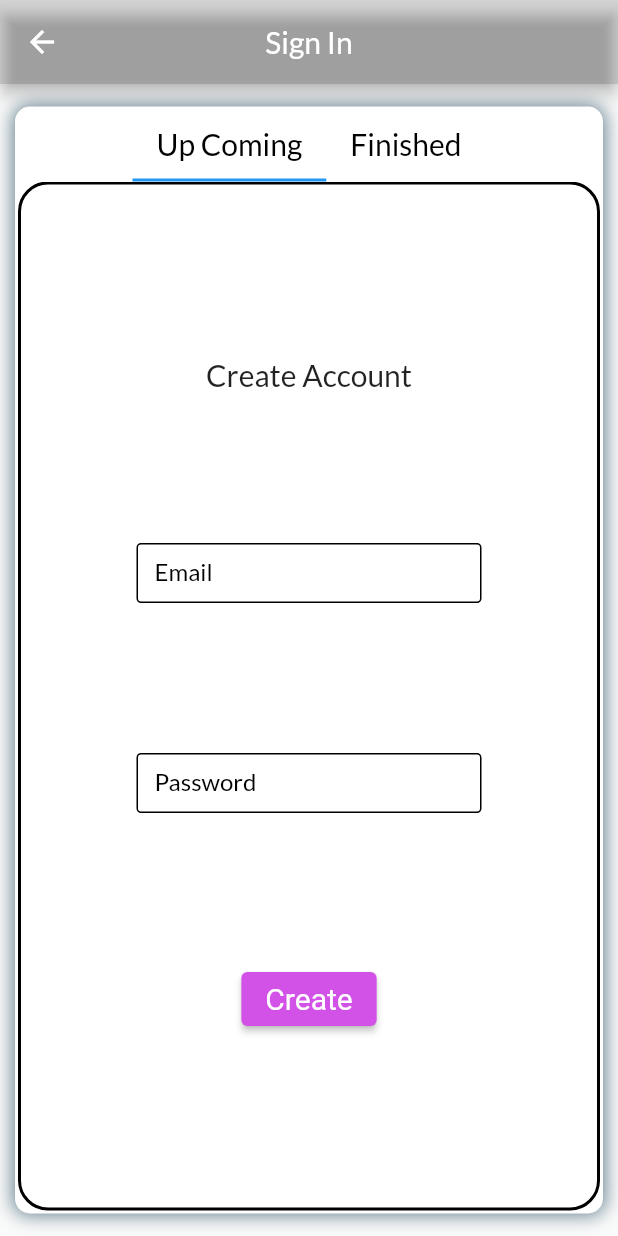
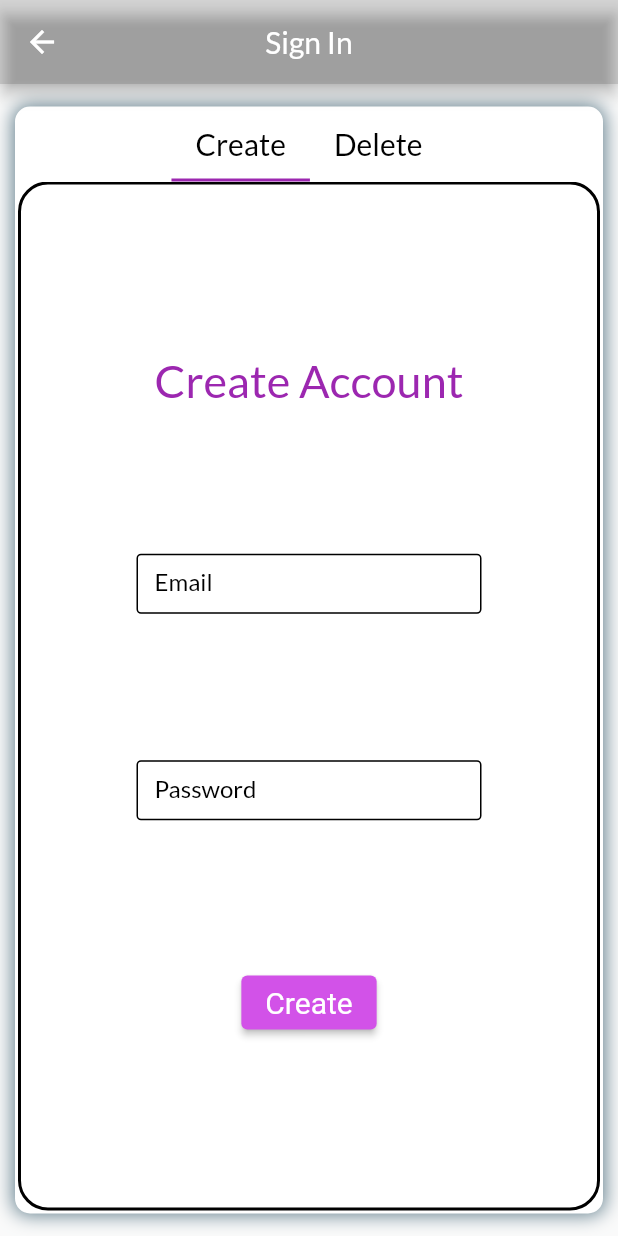
Before and after one commit to cruzmac/studentapp, a Flutter app: the SignUp screen opened by its route, on a phone screen of 412 x 824 dp. Run offline on Flutter 3.47's test engine with Material 2 defaults, Android fonts, the phone set to English and light mode, and no system bars; our stand-ins replace firebase_auth, firebase_core, google_fonts; accounts and stored records are empty; network calls fail.

Commit message:
fifth commit
5 09 11 57

```diff
--- a/aug_prj/lib/main.dart
+++ b/aug_prj/lib/main.dart
@@ -1,5 +1,6 @@
 import 'package:aug_prj/screens/events.dart';
 import 'package:aug_prj/screens/home_page.dart';
+import 'package:aug_prj/screens/list.dart';
 import 'package:aug_prj/screens/login_page.dart';
 import 'package:aug_prj/screens/signup.dart';
 import 'package:aug_prj/screens/student.dart';
@@ -27,7 +28,7 @@ class MyApp extends StatelessWidget {
       theme: ThemeData(
         // textTheme: GoogleFonts.lobsterTextTheme(Theme.of(context).textTheme),
         fontFamily: GoogleFonts.lato().fontFamily,
-        appBarTheme:const  AppBarTheme(backgroundColor:Colors.black12),
+        appBarTheme: const AppBarTheme(backgroundColor: Colors.black12),
       ),
       initialRoute: '/',
       onGenerateRoute: pageroutes,
@@ -63,6 +64,10 @@ Route<dynamic>? pageroutes(RouteSettings settings) {
       return (MaterialPageRoute(
           settings: settings,
           builder: (BuildContext context) => const Events()));
+    case '/acctlist':
+      return (MaterialPageRoute(
+          settings: settings,
+          builder: (BuildContext context) => const AcctList()));
     default:
   }
   return null;
--- /dev/null
+++ b/aug_prj/lib/repository/login_repository.dart
@@ -0,0 +1,3 @@
+class LoginRepository{
+   static final  baseurl ='https://jsonplaceholder.typicode.com';
+}
--- a/aug_prj/lib/screens/events.dart
+++ b/aug_prj/lib/screens/events.dart
@@ -62,7 +62,7 @@ class _EventsState extends State<Events> with SingleTickerProviderStateMixin {
                 ],
               ),
               Expanded(
-                child: TabBarView(controller: tabcontroller, children:[
+                child: TabBarView(controller: tabcontroller, children: [
                   Container(
                     child: ListView.separated(
                       separatorBuilder: (context, index) => const SizedBox(
--- a/aug_prj/lib/screens/signup.dart
+++ b/aug_prj/lib/screens/signup.dart
@@ -19,14 +19,12 @@ class _SignUpState extends State<SignUp> with SingleTickerProviderStateMixin {
     tabcontroller = TabController(length: 2, vsync: this);
     super.initState();
   }
-
   @override
   void dispose() {
     _emailcontroller.dispose();
     _passwordcontroller.dispose();
     super.dispose();
   }
-
   Future signIn() async {
     try {
       final userCredential =
@@ -45,7 +43,6 @@ class _SignUpState extends State<SignUp> with SingleTickerProviderStateMixin {
       Utils.cupertinoBox(context, e.toString());
     }
   }
-
   @override
   Widget build(BuildContext context) {
     return Scaffold(
@@ -75,18 +72,19 @@ class _SignUpState extends State<SignUp> with SingleTickerProviderStateMixin {
           child: Column(
             children: [
               TabBar(
+                indicatorColor: Colors.purple,
                 isScrollable: true,
                 controller: tabcontroller,
                 tabs: const [
                   Tab(
                     child: Text(
-                      'Up Coming',
+                      'Create',
                       style: TextStyle(color: Colors.black, fontSize: 20),
                     ),
                   ),
                   Tab(
                     child: Text(
-                      'Finished',
+                      'Delete',
                       style: TextStyle(color: Colors.black, fontSize: 20),
                     ),
                   ),
@@ -115,7 +113,7 @@ class _SignUpState extends State<SignUp> with SingleTickerProviderStateMixin {
             Column(mainAxisAlignment: MainAxisAlignment.spaceEvenly, children: [
            Text(
             '$str Account',
-            style: TextStyle(fontSize: 20),
+            style:const TextStyle(fontSize: 30,color: Colors.purple),
           ),
           FormDesign(
             labelText: 'Email',
```
Also changed, not shown: aug_prj/lib/models/loginmodel.dart (added, +20 -0 lines), aug_prj/lib/screens/list.dart (added, +68 -0 lines), aug_prj/lib/screens/student.dart (+5 -2 lines).
